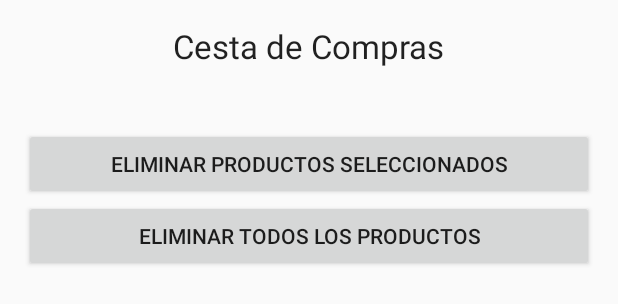
After one commit to mavidalr/Recetario2, an Android app: the layout activity_cesta_compras.xml on its own in the app's theme, with its tools: preview values and no code run, on a phone screen of 412 x 824 dp. The commit adds this screen. Shown: the top 304 px of the screen. Run offline under Robolectric (Android 15) with nearby library versions, the phone set to English and light mode, and no system bars; network calls fail.

Commit message:
Implementación CestaComprasActivity sin agrupar productos

```diff
--- a/app/src/main/AndroidManifest.xml
+++ b/app/src/main/AndroidManifest.xml
@@ -7,7 +7,7 @@
         android:targetSdkVersion="18" />
 
     <uses-permission android:name="android.permission.INTERNET" />
-    <uses-permission android:name="android.permission.CAMERA"/>
+    <uses-permission android:name="android.permission.CAMERA" />
     <uses-permission android:name="android.permission.WRITE_EXTERNAL_STORAGE" />
     <uses-permission android:name="android.permission.READ_PHONE_STATE" />
     <uses-permission android:name="android.permission.READ_EXTERNAL_STORAGE" />
@@ -32,7 +32,7 @@
         <activity android:name=".MostrarRecetaDevice" />
         <activity android:name=".MostrarRecetaDeviceActivity" />
         <activity android:name=".CrearRecetaActivity" />
-        <activity android:name=".CamaraActivity"></activity>
+        <activity android:name=".CestaComprasActivity"></activity>
     </application>
 
 </manifest>
--- a/app/src/main/java/com/example/mache/recetario2/MainActivity.java
+++ b/app/src/main/java/com/example/mache/recetario2/MainActivity.java
@@ -110,9 +110,9 @@ public class MainActivity extends AppCompatActivity {
                                 CrearRecetaActivity.class);
                         startActivity(intent);
                         break;
-                    case OPCION_MENU_PERSONAL:
+                    case OPCION_CESTA_DE_COMPRAS:
                         intent = new Intent(MainActivity.this,
-                                CamaraActivity.class);
+                                CestaComprasActivity.class);
                         startActivity(intent);
                         break;
                     /*case OPCION_RESUMEN_ACADEMICO:
--- /dev/null
+++ b/app/src/main/res/layout/activity_cesta_compras.xml
@@ -0,0 +1,56 @@
+<?xml version="1.0" encoding="utf-8"?>
+<RelativeLayout xmlns:android="http://schemas.android.com/apk/res/android"
+    xmlns:tools="http://schemas.android.com/tools"
+    android:layout_width="match_parent"
+    android:layout_height="match_parent"
+    android:paddingBottom="@dimen/activity_vertical_margin"
+    android:paddingLeft="@dimen/activity_horizontal_margin"
+    android:paddingRight="@dimen/activity_horizontal_margin"
+    android:paddingTop="@dimen/activity_vertical_margin"
+    tools:context="com.example.mache.recetario2.CestaComprasActivity">
+
+    <TextView
+        android:layout_width="wrap_content"
+        android:layout_height="wrap_content"
+        android:textAppearance="?android:attr/textAppearanceLarge"
+        android:text="Cesta de Compras"
+        android:id="@+id/CCTTitulo"
+        android:layout_alignParentTop="true"
+        android:layout_centerHorizontal="true" />
+
+    <LinearLayout
+        android:orientation="vertical"
+        android:layout_width="match_parent"
+        android:layout_height="match_parent"
+        android:layout_below="@+id/CCTTitulo"
+        android:layout_alignParentLeft="true"
+        android:layout_alignParentStart="true"
+        android:id="@+id/CCLinearLayout"
+        android:layout_marginTop="40dp">
+
+        <LinearLayout
+            android:orientation="vertical"
+            android:layout_width="match_parent"
+            android:layout_height="wrap_content"
+            android:layout_below="@+id/CCTTitulo"
+            android:id="@+id/CCCheckBox">
+
+        </LinearLayout>
+
+        <Button
+            android:layout_width="match_parent"
+            android:layout_height="wrap_content"
+            android:text="Eliminar productos seleccionados"
+            android:id="@+id/btnCCEliminarSelect"
+            android:layout_gravity="center_horizontal" />
+
+        <Button
+            android:layout_width="match_parent"
+            android:layout_height="wrap_content"
+            android:text="Eliminar todos los productos"
+            android:id="@+id/btnEliminarTodos"
+            android:layout_gravity="center_horizontal" />
+
+
+    </LinearLayout>
+</RelativeLayout>
```
Also changed, not shown: app/src/main/java/com/example/mache/recetario2/CamaraActivity.java (deleted, +0 -283 lines), app/src/main/java/com/example/mache/recetario2/CestaComprasActivity.java (added, +190 -0 lines), app/src/main/java/com/example/mache/recetario2/MostrarRecetaActivity.java (+12 -7 lines), app/src/main/res/layout/activity_camara.xml (deleted, +0 -61 lines).
